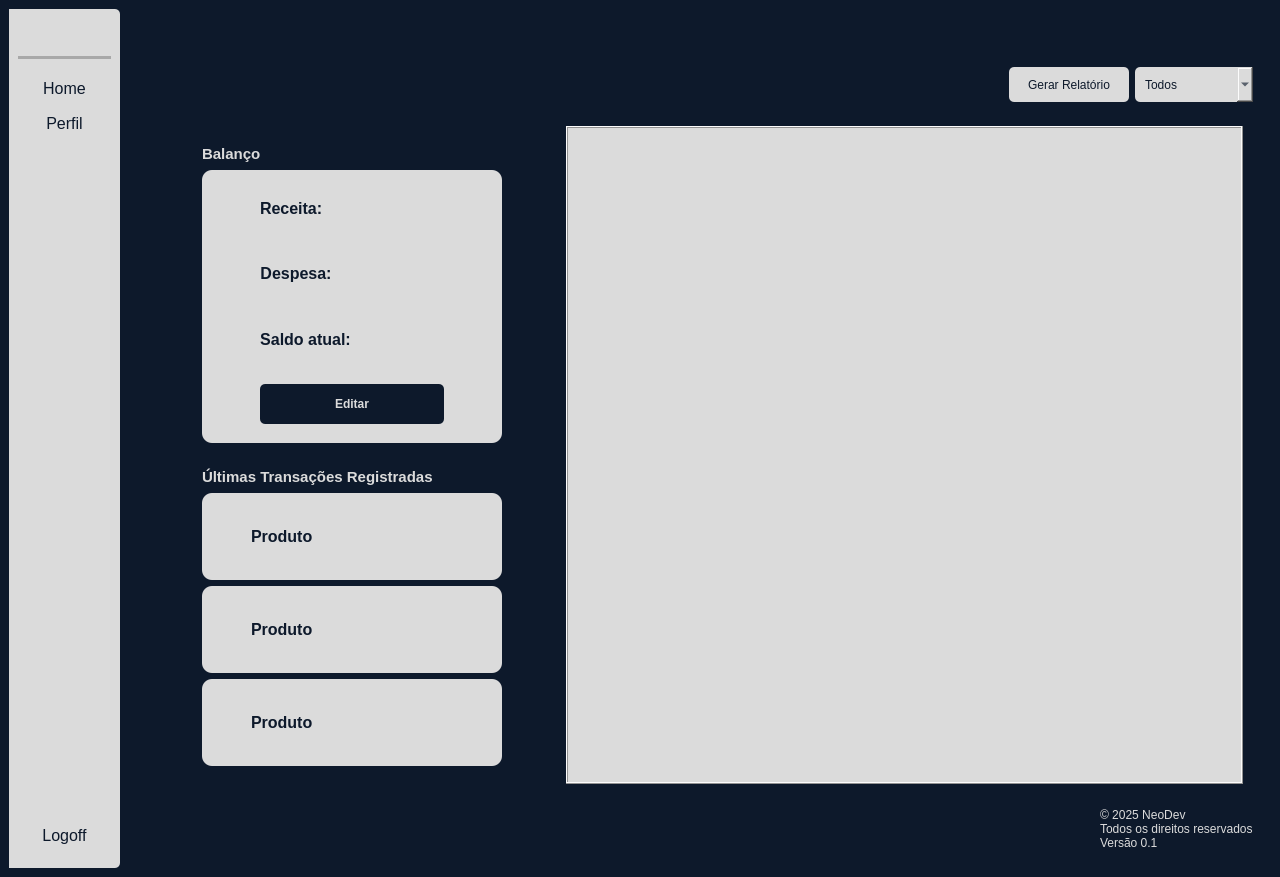
Qt form ui/dashboard.ui (kawlu/Atlas-Finance) before a commit.
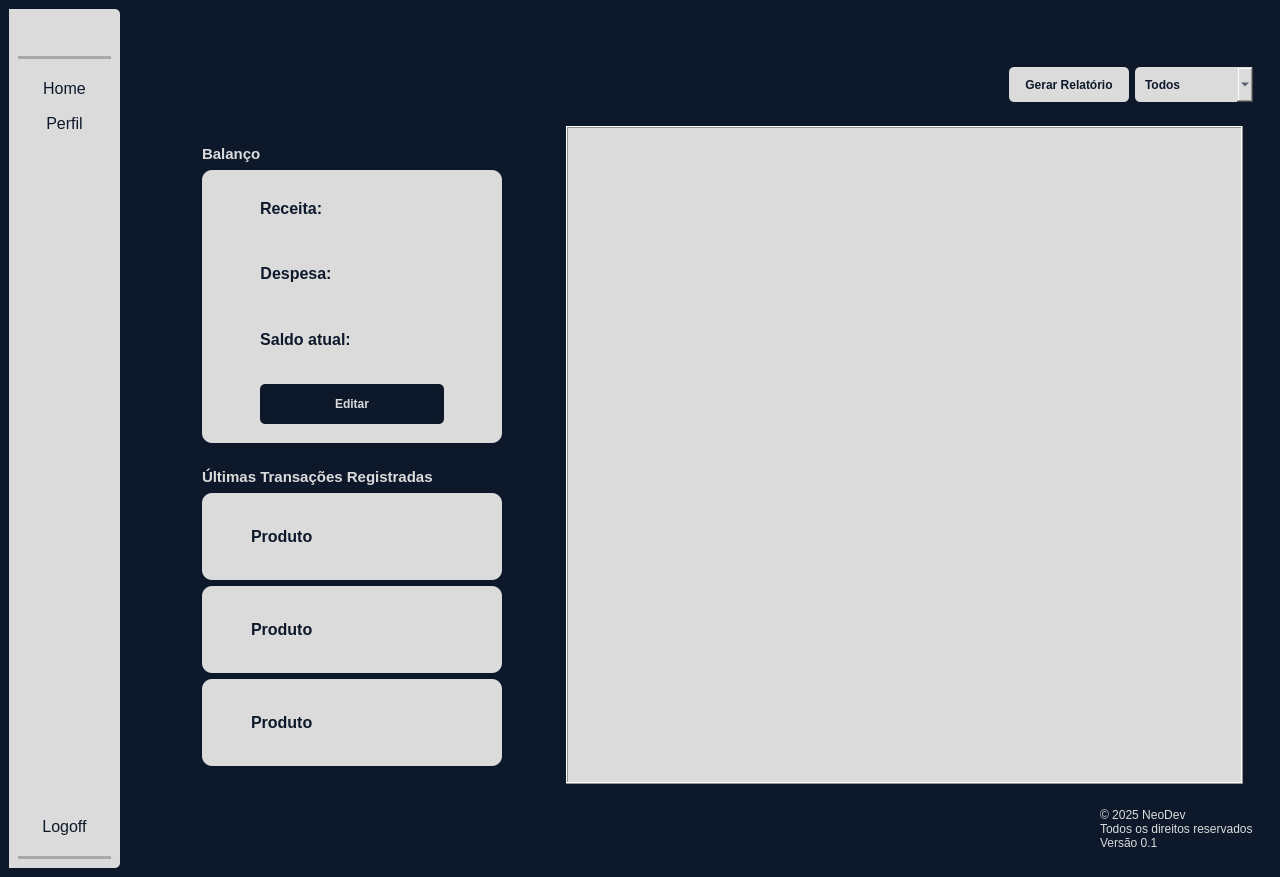
The same form after that commit. Icons and pictures are not drawn.

```diff
--- a/ui/dashboard.ui
+++ b/ui/dashboard.ui
@@ -141,7 +141,7 @@
             </property>
            </widget>
           </item>
-          <item alignment="Qt::AlignHCenter">
+          <item>
            <widget class="QPushButton" name="btn_perfil">
             <property name="cursor">
              <cursorShape>PointingHandCursor</cursorShape>
@@ -189,6 +189,17 @@
          </layout>
         </widget>
        </item>
+       <item>
+        <widget class="Line" name="line_2">
+         <property name="styleSheet">
+          <string notr="true">background-color:  rgb(168, 168, 168);
+</string>
+         </property>
+         <property name="orientation">
+          <enum>Qt::Horizontal</enum>
+         </property>
+        </widget>
+       </item>
       </layout>
      </widget>
     </item>
@@ -271,13 +282,37 @@
              <cursorShape>PointingHandCursor</cursorShape>
             </property>
             <property name="styleSheet">
-             <string notr="true">background-color: rgb(219, 219, 219);
-color: rgb(13, 25, 43);
+             <string notr="true">QPushButton {
+	background-color: rgb(219, 219, 219);
+	color: rgb(13, 25, 43);
+	padding: 5px 10px;
+	border-radius: 5px;
+	min-width: 100px;
+	min-height: 20px;
+	font-weight:bold;
+}
 
-padding: 5px 10px;
-border-radius: 5px;
-min-width: 100px;
-min-height: 20px;</string>
+QPushButton:hover {
+	color: rgb(13, 25, 43);
+	padding: 5px 10px;
+	border-radius: 5px;
+	min-width: 100px;
+	min-height: 20px;
+	padding-top: 6px;
+	background-color: #C9C9C9;
+	font-weight:bold;
+}
+
+QPushButton:pressed{
+	color: rgb(13, 25, 43);
+	padding: 5px 10px;
+	border-radius: 5px;
+	min-width: 100px;
+	min-height: 20px;
+	padding-top: 7px;
+	background-color: #BDBDBD;
+	font-weight:bold;
+}</string>
             </property>
             <property name="text">
              <string>Gerar Relatório</string>
@@ -303,18 +338,30 @@
     border-radius: 5px;
     min-width: 80px;
     min-height: 25px;
+	font-weight: bold;
 }
 
 /* Estilo da lista suspensa (popup de opções) */
 QComboBox QAbstractItemView {
-    background-color: white;
+    background-color: rgb(219, 219, 219);
     color: rgb(13, 25, 43);
     min-width: 100px;  /* &lt;-- isso evita o corte */
     padding: 5px;
     border: 1px solid #999;
     selection-background-color: rgb(13, 25, 43);
 	color: rgb(13, 25, 43);
-}</string>
+}
+
+QComboBox:hover{
+    color: rgb(13, 25, 43);
+    padding: 5px 10px;
+    border-radius: 5px;
+    min-width: 80px;
+    min-height: 25px;
+	background-color: #C9C9C9
+}
+
+</string>
             </property>
             <item>
              <property name="text">
```
Left out of the diff: 50 changed lines with no effect on the pictures.
